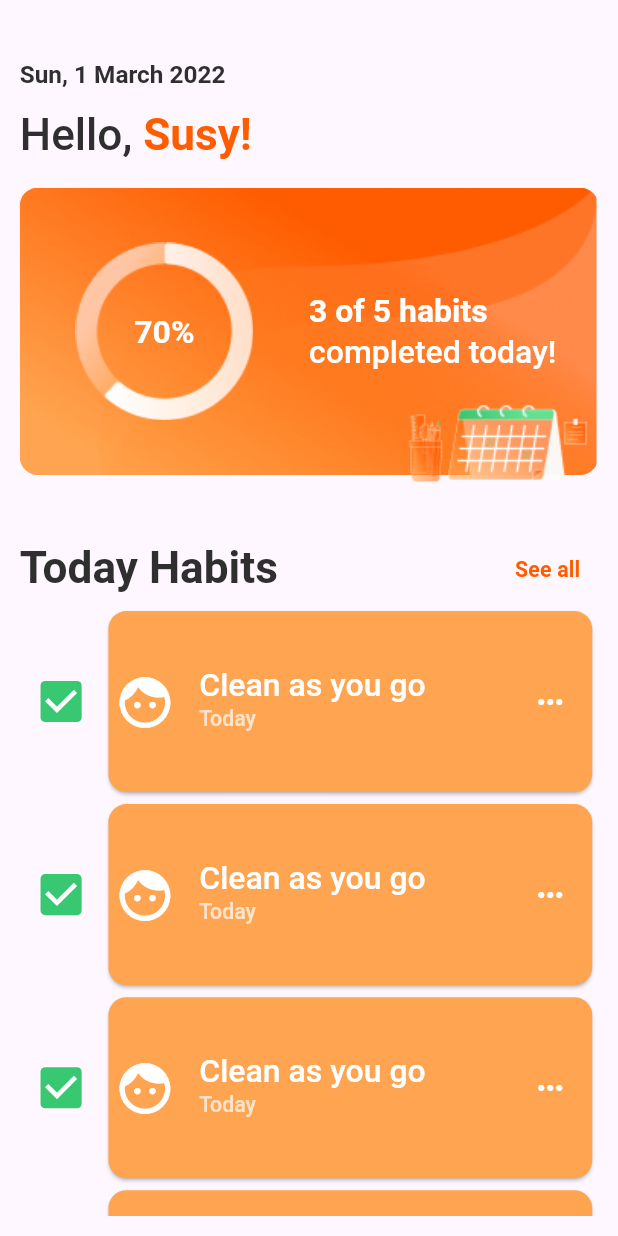
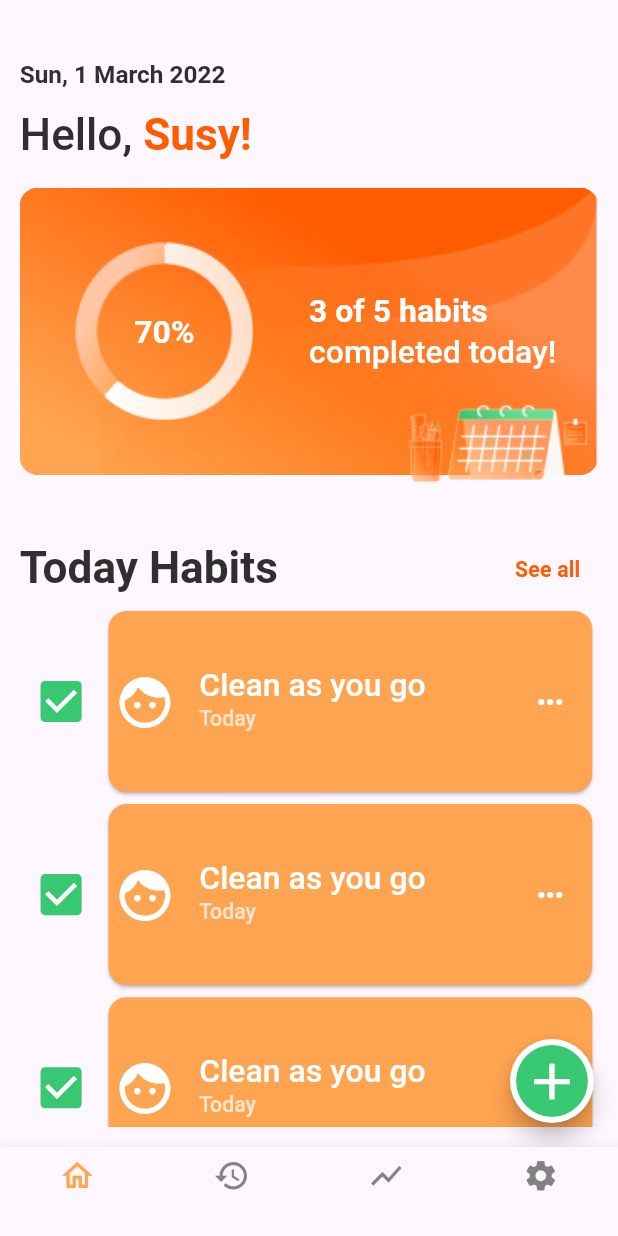
Before and after one commit to seiffbdd/habit_tracker, a Flutter app: the screen it shows after launch, on a phone screen of 412 x 824 dp. Run offline on Flutter 3.47's test engine with Material 3 defaults, Android fonts, the phone set to English and light mode, and no system bars; our stand-ins replace flutter_screenutil.

Commit message:
added floating action button to portrait home view

```diff
--- a/lib/features/home/presentation/view/portrait_home_view.dart
+++ b/lib/features/home/presentation/view/portrait_home_view.dart
@@ -3,8 +3,11 @@ import 'package:flutter_screenutil/flutter_screenutil.dart';
 import 'package:habit_tracker/core/global/theme/app_colors.dart';
 import 'package:habit_tracker/core/global/ui_constants.dart';
 import 'package:habit_tracker/features/home/presentation/view/widgets/completed_habits_percentage.dart';
+import 'package:habit_tracker/features/home/presentation/view/widgets/custom_floating_action_button.dart';
 
 import 'package:habit_tracker/features/home/presentation/view/widgets/tasks_sliver_list.dart';
+import 'package:habit_tracker/features/home/presentation/view/widgets/text_and_text_button_row.dart'
+    show TextAndTextButtonRow;
 
 class PortraitHomeView extends StatelessWidget {
   const PortraitHomeView({super.key});
@@ -12,6 +15,8 @@ class PortraitHomeView extends StatelessWidget {
   @override
   Widget build(BuildContext context) {
     return Scaffold(
+      floatingActionButton: CustomFloatingActionButton(),
+
       body: Padding(
         padding: EdgeInsets.fromLTRB(12.w, 40.h, 12.w, 12.w),
         child: CustomScrollView(
@@ -47,28 +52,9 @@ class PortraitHomeView extends StatelessWidget {
                 height16,
                 CompletedHabitsPercentage(),
                 height12,
-                Row(
-                  mainAxisAlignment: MainAxisAlignment.spaceBetween,
-                  children: [
-                    Text(
-                      'Today Habits',
-                      style: Theme.of(context).textTheme.headlineLarge,
-                    ),
-                    TextButton(
-                      onPressed: () {},
-                      child: Text(
-                        'See all',
-                        style: TextStyle(
-                          fontSize: 14.h,
-                          fontWeight: FontWeight.bold,
-                        ),
-                      ),
-                    ),
-                  ],
-                ),
+                TextAndTextButtonRow(),
               ]),
             ),
-
             // Task list using SliverList
             TasksSliverList(),
           ],
--- a/lib/main.dart
+++ b/lib/main.dart
@@ -2,8 +2,8 @@ import 'package:flutter/material.dart';
 import 'package:flutter_screenutil/flutter_screenutil.dart';
 import 'package:habit_tracker/core/global/theme/app_theme.dart';
 import 'package:habit_tracker/core/responsive_layout.dart';
+import 'package:habit_tracker/core/widgets/custom_buttom_navigation_bar.dart';
 import 'package:habit_tracker/features/home/presentation/view/landscape_home_view.dart';
-import 'package:habit_tracker/features/home/presentation/view/portrait_home_view.dart';
 
 void main() {
   runApp(const HabitTracker());
@@ -24,7 +24,7 @@ class HabitTracker extends StatelessWidget {
           debugShowCheckedModeBanner: false,
           theme: appTheme,
           home: ResponsiveLayout(
-            portrait: PortraitHomeView(),
+            portrait: CustomButtomNavigationBar(),
             landscape: LandscapeHomeView(),
           ),
         );
```
